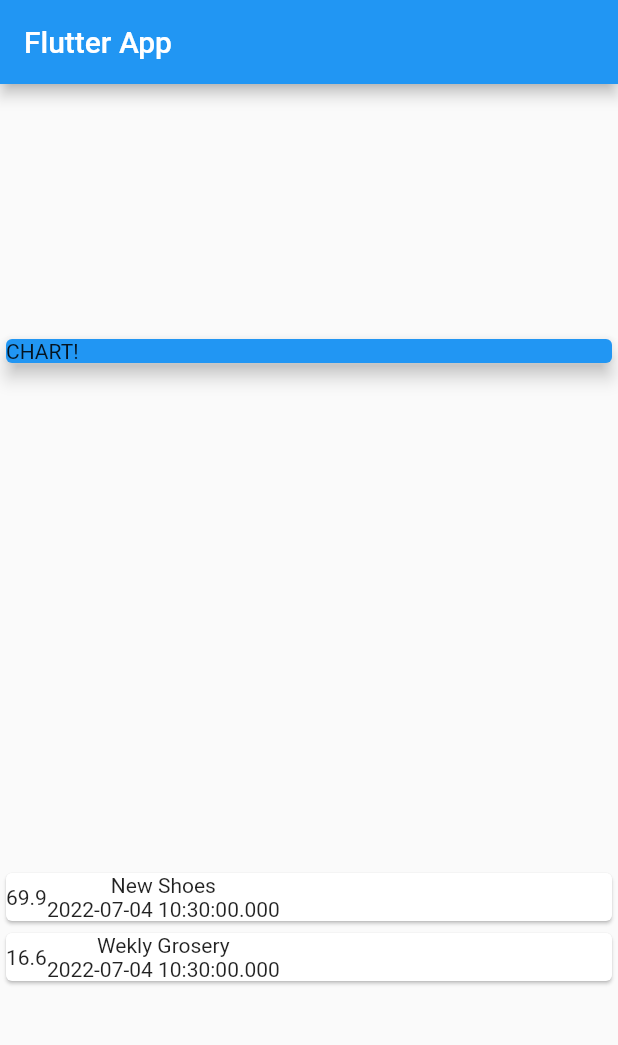
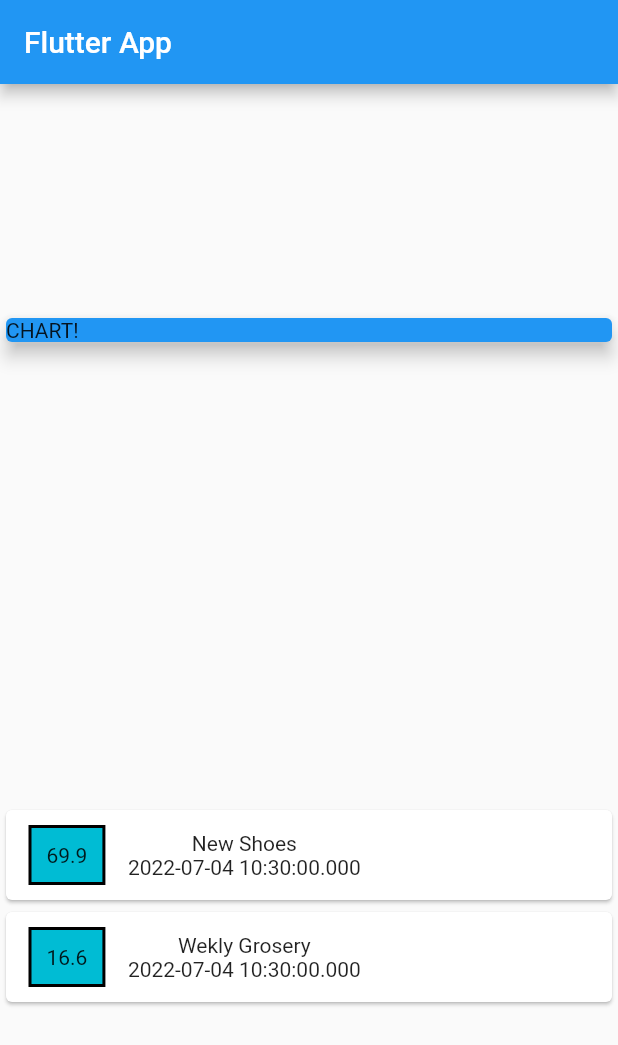
Before and after one commit to magerngulik/personal-expensess-app-udemy, a Flutter app: the screen it shows after launch, on a phone screen of 412 x 824 dp. Shown: the top 1045 px of the screen. Run offline on Flutter 3.47's test engine with Material 2 defaults, Android fonts, the phone set to English and light mode, and no system bars.

Commit message:
78 styling the container

```diff
--- a/lib/main.dart
+++ b/lib/main.dart
@@ -37,6 +37,12 @@ class MyHomePage extends StatelessWidget {
                 child: Row(
                   children: [
                     Container(
+                      padding: EdgeInsets.all(10),
+                      margin:
+                          EdgeInsets.symmetric(vertical: 10, horizontal: 15),
+                      decoration: BoxDecoration(
+                          color: Colors.cyan,
+                          border: Border.all(color: Colors.black, width: 2)),
                       child: Text(i.amount.toString()),
                     ),
                     Column(
```
